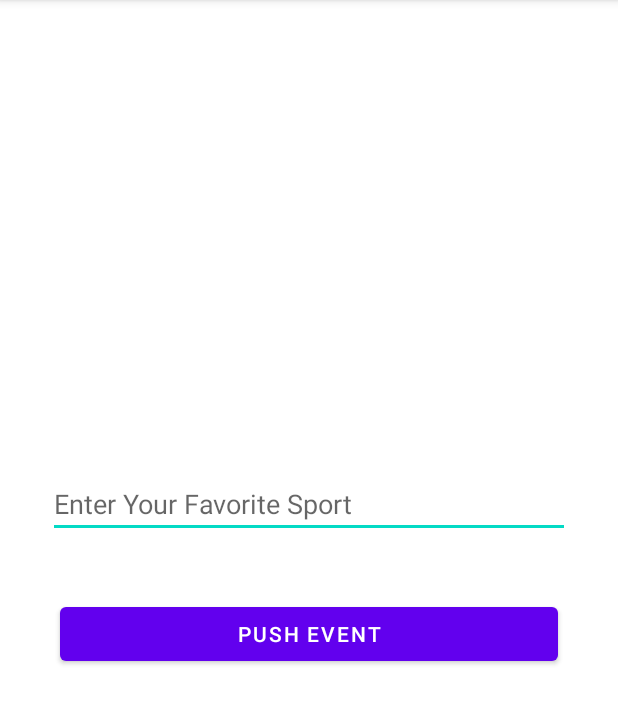
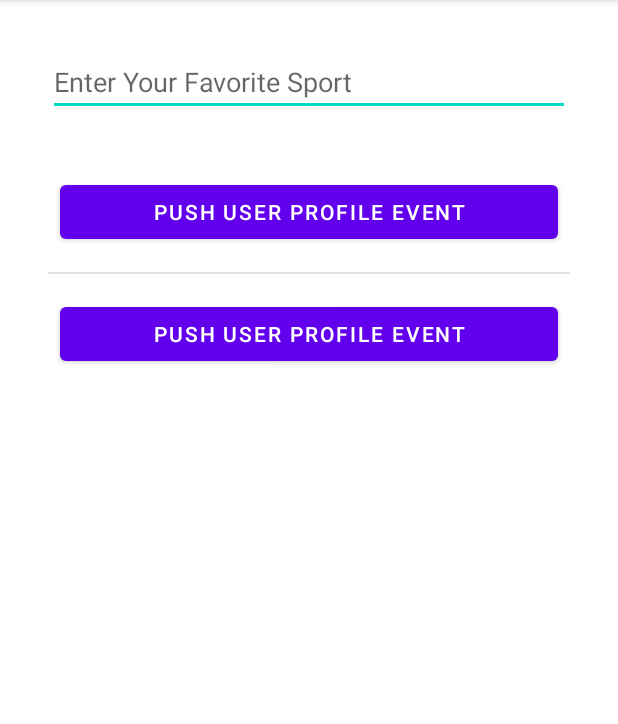
Before and after one commit to cengiztoru/HMSCoreKits, an Android app: the AnalyticsKitActivity screen opened directly, with no data from a screen before it, on a phone screen of 412 x 824 dp, the part 84-808 px from its top. Run offline under Robolectric (Android 15) with nearby library versions, the phone set to English and light mode, and no system bars; libraries missing offline, so code that uses them is left out: com.huawei.agconnect, com.huawei.hms; 3 statements that could not run were skipped.

Commit message:
[HMS Analytics Kit] Obtaining Network Access Authorization from User Done

```diff
--- a/app/src/main/AndroidManifest.xml
+++ b/app/src/main/AndroidManifest.xml
@@ -30,6 +30,12 @@
             </intent-filter>
         </activity>
 
+        <!--    Dont send any network requests before obtaining users' authorization  -->
+        <meta-data
+            android:name="com.huawei.agconnect.AccessNetwork"
+            android:value="false" />
+
+
         <!--  FOR ANALYTICS KIT-->
         <meta-data
             android:name="install_channel"
--- a/app/src/main/java/com/cengiztoru/hmscorekits/ui/analytics_kit/AnalyticsKitActivity.kt
+++ b/app/src/main/java/com/cengiztoru/hmscorekits/ui/analytics_kit/AnalyticsKitActivity.kt
@@ -1,11 +1,15 @@
 package com.cengiztoru.hmscorekits.ui.analytics_kit
 
 import android.os.Bundle
+import android.util.Log
 import androidx.appcompat.app.AppCompatActivity
 import com.cengiztoru.hmscorekits.databinding.ActivityAnalyticsBinding
+import com.huawei.agconnect.common.network.AccessNetworkManager
 import com.huawei.hms.analytics.HiAnalytics
 import com.huawei.hms.analytics.HiAnalyticsInstance
 import com.huawei.hms.analytics.HiAnalyticsTools
+
+private const val TAG = "AnalyticsKitActivity"
 
 class AnalyticsKitActivity : AppCompatActivity() {
 
@@ -23,7 +27,14 @@ class AnalyticsKitActivity : AppCompatActivity() {
 //region HMS Analytics Kit Functions
 
     private fun setUserProfile(key: String, value: String) {
+        Log.i(TAG, "set user profile $key : #$value")
         analyticsInstance.setUserProfile(key, value)
+    }
+
+
+    private fun allowNetworkAccess() {
+        Log.i(TAG, "Allowing Internet Access Started")
+        AccessNetworkManager.getInstance().setAccessNetwork(true)
     }
 
 //endregion
@@ -33,6 +44,8 @@ class AnalyticsKitActivity : AppCompatActivity() {
         mBinding = ActivityAnalyticsBinding.inflate(layoutInflater)
         setContentView(mBinding.root)
 
+        // During SDK initialization, a network request will be sent. You are advised to initialize the SDK after users agree to the privacy agreement.
+        allowNetworkAccess()
 
         // Enable Analytics Kit logging.
         // Initialize Analytics Kit in the main thread by using the onCreate() method of the first app activity.
@@ -45,7 +58,12 @@ class AnalyticsKitActivity : AppCompatActivity() {
         mBinding.btnPushEvent.setOnClickListener {
             setUserProfile("favorite_sport", mBinding.etFavoriteSport.text.toString())
         }
+
+        mBinding.btnAllowNetworkAccess.setOnClickListener {
+            allowNetworkAccess()
+        }
     }
+
 
 //endregion
 }
--- a/app/src/main/res/layout/activity_analytics.xml
+++ b/app/src/main/res/layout/activity_analytics.xml
@@ -3,7 +3,6 @@
     xmlns:tools="http://schemas.android.com/tools"
     android:layout_width="match_parent"
     android:layout_height="match_parent"
-    android:gravity="center"
     android:orientation="vertical"
     android:padding="32dp"
     tools:context=".ui.analytics_kit.AnalyticsKitActivity">
@@ -19,8 +18,22 @@
         android:layout_height="32dp" />
 
     <com.google.android.material.button.MaterialButton
+        android:id="@+id/btn_allow_network_access"
+        style="@style/ButtonStyle"
+        android:text="Push User Profile Event" />
+
+    <View
+        android:id="@+id/divider"
+        android:layout_width="match_parent"
+        android:layout_height="1dp"
+        android:layout_marginTop="8dp"
+        android:layout_marginBottom="8dp"
+        android:background="?android:attr/listDivider" />
+
+
+    <com.google.android.material.button.MaterialButton
         android:id="@+id/btn_push_event"
         style="@style/ButtonStyle"
-        android:text="Push Event" />
+        android:text="Push User Profile Event" />
 
 </androidx.appcompat.widget.LinearLayoutCompat>
```
